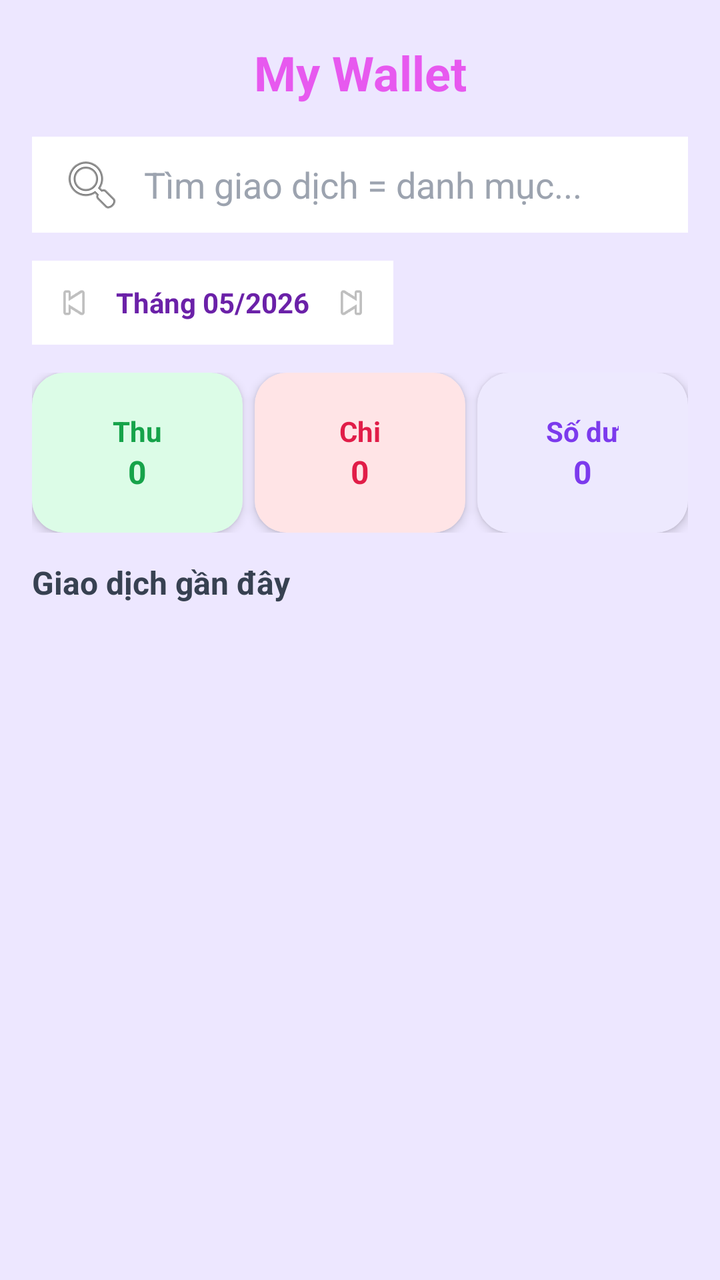
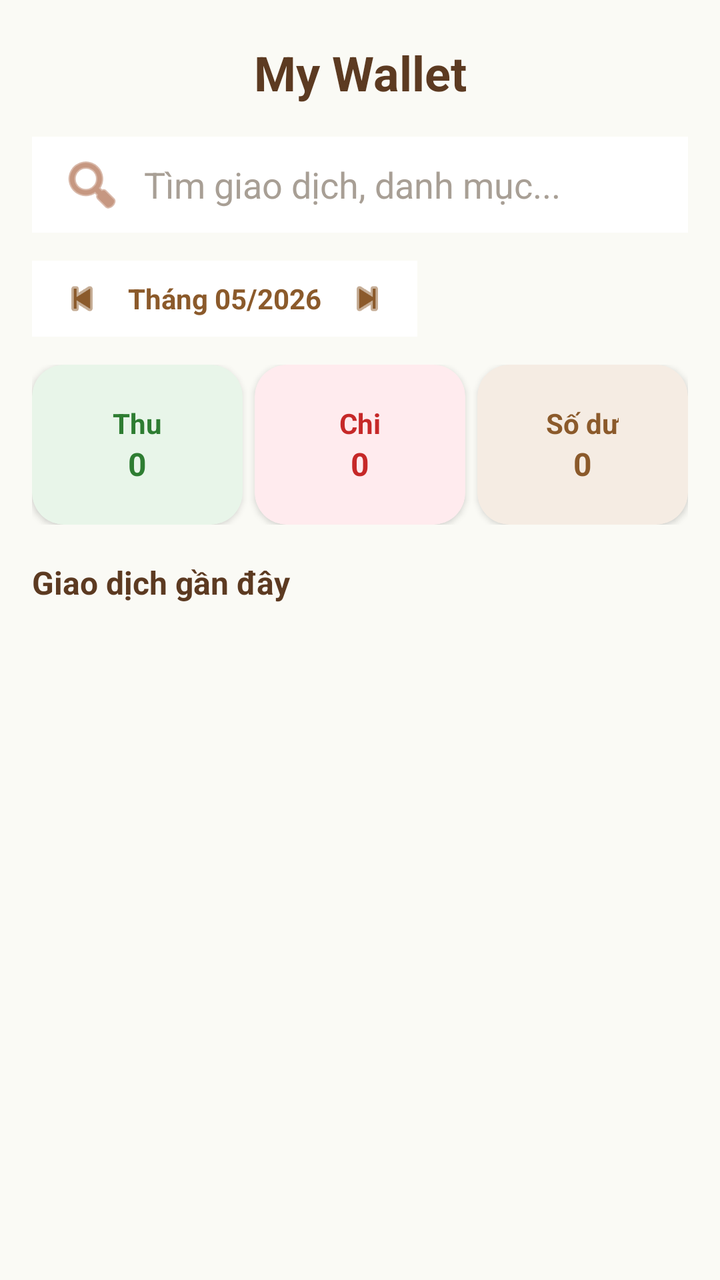

The first picture is an Android layout as it rendered before a commit; the second is the same layout after the commit. The layout source and the unified diff follow.
<!-- AndroidManifest.xml: application theme Theme.MyWallet -->
<!-- res/layout/fragment_home.xml -->
<?xml version="1.0" encoding="utf-8"?>
<androidx.constraintlayout.widget.ConstraintLayout
    xmlns:android="http://schemas.android.com/apk/res/android"
    xmlns:app="http://schemas.android.com/apk/res-auto"
    android:layout_width="match_parent"
    android:layout_height="match_parent"
    android:background="@color/primary_light">

    
    <TextView
        android:id="@+id/txtAppName"
        android:layout_width="wrap_content"
        android:layout_height="wrap_content"
        android:text="My Wallet"
        android:textStyle="bold"
        android:textSize="24sp"
        android:textColor="#E6E649ED"
        android:layout_marginTop="20dp"
        app:layout_constraintTop_toTopOf="parent"
        app:layout_constraintStart_toStartOf="parent"
        app:layout_constraintEnd_toEndOf="parent"/>

    
    <EditText
        android:id="@+id/edtSearch"
        android:layout_width="0dp"
        android:layout_height="48dp"
        android:layout_marginTop="16dp"
        android:layout_marginStart="16dp"
        android:layout_marginEnd="16dp"
        android:background="#FFFFFF"
        android:paddingStart="14dp"
        android:paddingEnd="14dp"
        android:hint="Tìm giao dịch = danh mục..."
        android:drawableStart="@android:drawable/ic_menu_search"
        android:drawablePadding="10dp"
        android:textColor="#333333"
        android:textColorHint="#9CA3AF"
        app:layout_constraintTop_toBottomOf="@id/txtAppName"
        app:layout_constraintStart_toStartOf="parent"
        app:layout_constraintEnd_toEndOf="parent"/>

    
    <LinearLayout
        android:id="@+id/layoutMonth"
        android:layout_width="wrap_content"
        android:layout_height="wrap_content"
        android:orientation="horizontal"
        android:gravity="center_vertical"
        android:padding="10dp"
        android:background="#FFFFFF"
        android:layout_marginTop="14dp"
        android:layout_marginStart="16dp"
        app:layout_constraintTop_toBottomOf="@id/edtSearch"
        app:layout_constraintStart_toStartOf="parent">

        <ImageView
            android:id="@+id/btnPrevMonth"
            android:layout_width="22dp"
            android:layout_height="22dp"
            android:src="@android:drawable/ic_media_previous"/>

        <TextView
            android:id="@+id/txtMonth"
            android:layout_width="wrap_content"
            android:layout_height="wrap_content"
            android:text="Tháng 05/2026"
            android:textStyle="bold"
            android:textColor="#6B21A8"
            android:layout_marginHorizontal="10dp"/>

        <ImageView
            android:id="@+id/btnNextMonth"
            android:layout_width="22dp"
            android:layout_height="22dp"
            android:src="@android:drawable/ic_media_next"/>
    </LinearLayout>

    
    <LinearLayout
        android:id="@+id/layoutSummary"
        android:layout_width="0dp"
        android:layout_height="wrap_content"
        android:layout_marginTop="14dp"
        android:layout_marginStart="16dp"
        android:layout_marginEnd="16dp"
        android:orientation="horizontal"
        android:weightSum="3"
        app:layout_constraintTop_toBottomOf="@id/layoutMonth"
        app:layout_constraintStart_toStartOf="parent"
        app:layout_constraintEnd_toEndOf="parent">

        
        <androidx.cardview.widget.CardView
            android:layout_width="0dp"
            android:layout_height="80dp"
            android:layout_weight="1"
            android:layout_marginEnd="6dp"
            app:cardCornerRadius="16dp"
            app:cardBackgroundColor="#DCFCE7"
            app:cardElevation="3dp">

            <LinearLayout
                android:layout_width="match_parent"
                android:layout_height="match_parent"
                android:gravity="center"
                android:orientation="vertical">

                <TextView
                    android:text="Thu"
                    android:textStyle="bold"
                    android:textColor="#16A34A"
                    android:layout_width="wrap_content"
                    android:layout_height="wrap_content"/>

                <TextView
                    android:id="@+id/txtIncome"
                    android:text="0"
                    android:textColor="#16A34A"
                    android:textStyle="bold"
                    android:textSize="16sp"
                    android:layout_width="wrap_content"
                    android:layout_height="wrap_content"/>
            </LinearLayout>
        </androidx.cardview.widget.CardView>

        
        <androidx.cardview.widget.CardView
            android:layout_width="0dp"
            android:layout_height="80dp"
            android:layout_weight="1"
            android:layout_marginEnd="6dp"
            app:cardCornerRadius="16dp"
            app:cardBackgroundColor="#FFE4E6"
            app:cardElevation="3dp">

            <LinearLayout
                android:layout_width="match_parent"
                android:layout_height="match_parent"
                android:gravity="center"
                android:orientation="vertical">

                <TextView
                    android:text="Chi"
                    android:textStyle="bold"
                    android:textColor="#E11D48"
                    android:layout_width="wrap_content"
                    android:layout_height="wrap_content"/>

                <TextView
                    android:id="@+id/txtExpense"
                    android:text="0"
                    android:textColor="#E11D48"
                    android:textStyle="bold"
                    android:textSize="16sp"
                    android:layout_width="wrap_content"
                    android:layout_height="wrap_content"/>
            </LinearLayout>
        </androidx.cardview.widget.CardView>

        
        <androidx.cardview.widget.CardView
            android:layout_width="0dp"
            android:layout_height="80dp"
            android:layout_weight="1"
            app:cardCornerRadius="16dp"
            app:cardBackgroundColor="#EDE9FE"
            app:cardElevation="3dp">

            <LinearLayout
                android:layout_width="match_parent"
                android:layout_height="match_parent"
                android:gravity="center"
                android:orientation="vertical">

                <TextView
                    android:text="Số dư"
                    android:textStyle="bold"
                    android:textColor="#7C3AED"
                    android:layout_width="wrap_content"
                    android:layout_height="wrap_content"/>

                <TextView
                    android:id="@+id/txtBalance"
                    android:text="0"
                    android:textColor="#7C3AED"
                    android:textStyle="bold"
                    android:textSize="16sp"
                    android:layout_width="wrap_content"
                    android:layout_height="wrap_content"/>
            </LinearLayout>
        </androidx.cardview.widget.CardView>

    </LinearLayout>

    
    <TextView
        android:id="@+id/txtRecent"
        android:layout_width="wrap_content"
        android:layout_height="wrap_content"
        android:text="Giao dịch gần đây"
        android:textStyle="bold"
        android:textSize="16sp"
        android:textColor="#374151"
        android:layout_marginTop="14dp"
        android:layout_marginStart="16dp"
        app:layout_constraintTop_toBottomOf="@id/layoutSummary"
        app:layout_constraintStart_toStartOf="parent"/>

    
    <androidx.recyclerview.widget.RecyclerView
        android:id="@+id/rvTransaction"
        android:layout_width="0dp"
        android:layout_height="0dp"
        android:layout_marginTop="8dp"
        android:paddingBottom="10dp"
        app:layout_constraintTop_toBottomOf="@id/txtRecent"
        app:layout_constraintBottom_toBottomOf="parent"
        app:layout_constraintStart_toStartOf="parent"
        app:layout_constraintEnd_toEndOf="parent"/>

</androidx.constraintlayout.widget.ConstraintLayout>
<!-- resources referenced by this layout -->
<resources>
  <color name="primary_light">#EDE7FF</color>
  <style name="Theme.MyWallet" parent="Base.Theme.MyWallet" />
  <style name="Base.Theme.MyWallet" parent="Theme.Material3.DayNight.NoActionBar">
          
          
      </style>
</resources>

<!-- the commit's change to res/layout/fragment_home.xml (unified diff, before → after) -->
@@ -4,9 +4,8 @@
     xmlns:app="http://schemas.android.com/apk/res-auto"
     android:layout_width="match_parent"
     android:layout_height="match_parent"
-    android:background="@color/primary_light">
-
-    
+    android:background="#FAFAFAF5">
+
     <TextView
         android:id="@+id/txtAppName"
         android:layout_width="wrap_content"
@@ -14,13 +13,12 @@
         android:text="My Wallet"
         android:textStyle="bold"
         android:textSize="24sp"
-        android:textColor="#E6E649ED"
+        android:textColor="#5C3A21"
         android:layout_marginTop="20dp"
         app:layout_constraintTop_toTopOf="parent"
         app:layout_constraintStart_toStartOf="parent"
         app:layout_constraintEnd_toEndOf="parent"/>
 
-    
     <EditText
         android:id="@+id/edtSearch"
         android:layout_width="0dp"
@@ -28,26 +26,28 @@
         android:layout_marginTop="16dp"
         android:layout_marginStart="16dp"
         android:layout_marginEnd="16dp"
-        android:background="#FFFFFF"
+        android:background="@android:color/white"
         android:paddingStart="14dp"
         android:paddingEnd="14dp"
-        android:hint="Tìm giao dịch = danh mục..."
+        android:hint="Tìm giao dịch, danh mục..."
+        android:backgroundTint="#FFFFFF"
         android:drawableStart="@android:drawable/ic_menu_search"
+        android:drawableTint="#A0522D"
         android:drawablePadding="10dp"
-        android:textColor="#333333"
-        android:textColorHint="#9CA3AF"
+        android:textColor="#5C3A21"
+        android:textColorHint="#A89F95"
         app:layout_constraintTop_toBottomOf="@id/txtAppName"
         app:layout_constraintStart_toStartOf="parent"
         app:layout_constraintEnd_toEndOf="parent"/>
 
-    
     <LinearLayout
         android:id="@+id/layoutMonth"
         android:layout_width="wrap_content"
         android:layout_height="wrap_content"
         android:orientation="horizontal"
         android:gravity="center_vertical"
-        android:padding="10dp"
+        android:paddingVertical="8dp"
+        android:paddingHorizontal="14dp"
         android:background="#FFFFFF"
         android:layout_marginTop="14dp"
         android:layout_marginStart="16dp"
@@ -58,7 +58,9 @@
             android:id="@+id/btnPrevMonth"
             android:layout_width="22dp"
             android:layout_height="22dp"
-            android:src="@android:drawable/ic_media_previous"/>
+            android:src="@android:drawable/ic_media_previous"
+            android:contentDescription="Tháng trước"
+            app:tint="#8B5A2B"/>
 
         <TextView
             android:id="@+id/txtMonth"
@@ -66,17 +68,18 @@
             android:layout_height="wrap_content"
             android:text="Tháng 05/2026"
             android:textStyle="bold"
-            android:textColor="#6B21A8"
-            android:layout_marginHorizontal="10dp"/>
+            android:textColor="#8B5A2B"
+            android:layout_marginHorizontal="12dp"/>
 
         <ImageView
             android:id="@+id/btnNextMonth"
             android:layout_width="22dp"
             android:layout_height="22dp"
-            android:src="@android:drawable/ic_media_next"/>
+            android:src="@android:drawable/ic_media_next"
+            android:contentDescription="Tháng sau"
+            app:tint="#8B5A2B"/>
     </LinearLayout>
 
-    
     <LinearLayout
         android:id="@+id/layoutSummary"
         android:layout_width="0dp"
@@ -90,15 +93,14 @@
         app:layout_constraintStart_toStartOf="parent"
         app:layout_constraintEnd_toEndOf="parent">
 
-        
         <androidx.cardview.widget.CardView
             android:layout_width="0dp"
             android:layout_height="80dp"
             android:layout_weight="1"
             android:layout_marginEnd="6dp"
             app:cardCornerRadius="16dp"
-            app:cardBackgroundColor="#DCFCE7"
-            app:cardElevation="3dp">
+            app:cardBackgroundColor="#E8F5E9"
+            app:cardElevation="2dp">
 
             <LinearLayout
                 android:layout_width="match_parent"
@@ -109,14 +111,14 @@
                 <TextView
                     android:text="Thu"
                     android:textStyle="bold"
-                    android:textColor="#16A34A"
+                    android:textColor="#2E7D32"
                     android:layout_width="wrap_content"
                     android:layout_height="wrap_content"/>
 
                 <TextView
                     android:id="@+id/txtIncome"
                     android:text="0"
-                    android:textColor="#16A34A"
+                    android:textColor="#2E7D32"
                     android:textStyle="bold"
                     android:textSize="16sp"
                     android:layout_width="wrap_content"
@@ -124,15 +126,14 @@
             </LinearLayout>
         </androidx.cardview.widget.CardView>
 
-        
         <androidx.cardview.widget.CardView
             android:layout_width="0dp"
             android:layout_height="80dp"
             android:layout_weight="1"
             android:layout_marginEnd="6dp"
             app:cardCornerRadius="16dp"
-            app:cardBackgroundColor="#FFE4E6"
-            app:cardElevation="3dp">
+            app:cardBackgroundColor="#FFEBEE"
+            app:cardElevation="2dp">
 
             <LinearLayout
                 android:layout_width="match_parent"
@@ -143,14 +144,14 @@
                 <TextView
                     android:text="Chi"
                     android:textStyle="bold"
-                    android:textColor="#E11D48"
+                    android:textColor="#C62828"
                     android:layout_width="wrap_content"
                     android:layout_height="wrap_content"/>
 
                 <TextView
                     android:id="@+id/txtExpense"
                     android:text="0"
-                    android:textColor="#E11D48"
+                    android:textColor="#C62828"
                     android:textStyle="bold"
                     android:textSize="16sp"
                     android:layout_width="wrap_content"
@@ -158,14 +159,13 @@
             </LinearLayout>
         </androidx.cardview.widget.CardView>
 
-        
         <androidx.cardview.widget.CardView
             android:layout_width="0dp"
             android:layout_height="80dp"
             android:layout_weight="1"
             app:cardCornerRadius="16dp"
-            app:cardBackgroundColor="#EDE9FE"
-            app:cardElevation="3dp">
+            app:cardBackgroundColor="#F5ECE3"
+            app:cardElevation="2dp">
 
             <LinearLayout
                 android:layout_width="match_parent"
@@ -176,14 +176,14 @@
                 <TextView
                     android:text="Số dư"
                     android:textStyle="bold"
-                    android:textColor="#7C3AED"
+                    android:textColor="#8B5A2B"
                     android:layout_width="wrap_content"
                     android:layout_height="wrap_content"/>
 
                 <TextView
                     android:id="@+id/txtBalance"
                     android:text="0"
-                    android:textColor="#7C3AED"
+                    android:textColor="#8B5A2B"
                     android:textStyle="bold"
                     android:textSize="16sp"
                     android:layout_width="wrap_content"
@@ -193,7 +193,6 @@
 
     </LinearLayout>
 
-    
     <TextView
         android:id="@+id/txtRecent"
         android:layout_width="wrap_content"
@@ -201,19 +200,19 @@
         android:text="Giao dịch gần đây"
         android:textStyle="bold"
         android:textSize="16sp"
-        android:textColor="#374151"
-        android:layout_marginTop="14dp"
+        android:textColor="#5C3A21"
+        android:layout_marginTop="18dp"
         android:layout_marginStart="16dp"
         app:layout_constraintTop_toBottomOf="@id/layoutSummary"
         app:layout_constraintStart_toStartOf="parent"/>
 
-    
     <androidx.recyclerview.widget.RecyclerView
         android:id="@+id/rvTransaction"
         android:layout_width="0dp"
         android:layout_height="0dp"
         android:layout_marginTop="8dp"
-        android:paddingBottom="10dp"
+        android:paddingBottom="16dp"
+        android:clipToPadding="false"
         app:layout_constraintTop_toBottomOf="@id/txtRecent"
         app:layout_constraintBottom_toBottomOf="parent"
         app:layout_constraintStart_toStartOf="parent"
<!-- resource entries referenced after the edit -->
@@ -1,6 +1,5 @@
 <!-- resources referenced by this layout -->
 <resources>
-  <color name="primary_light">#EDE7FF</color>
   <style name="Theme.MyWallet" parent="Base.Theme.MyWallet" />
   <style name="Base.Theme.MyWallet" parent="Theme.Material3.DayNight.NoActionBar">
           
